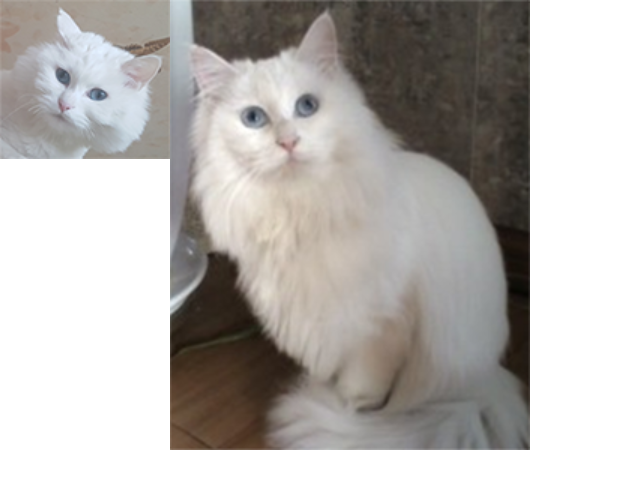
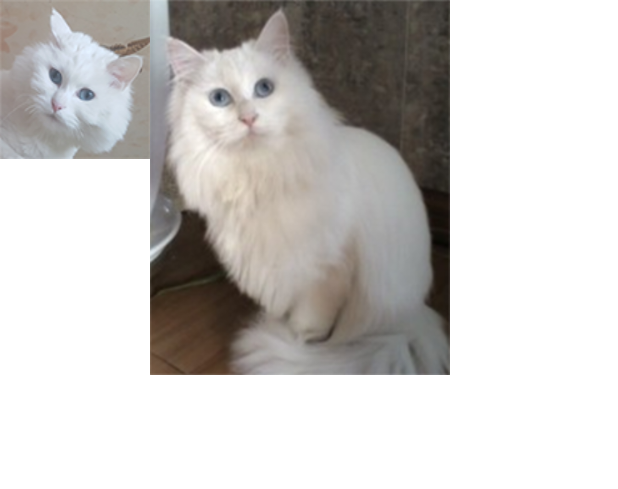
Before and after one commit to zxc88kr/jnu-mobile-application, an Android app: the layout activity_main.xml on its own in the app's theme, with its tools: preview values and no code run, on a phone screen of 412 x 824 dp. Shown: the top 489 px of the screen. Run offline under Robolectric (Android 15) with nearby library versions, the light colour scheme and no system bars.

Commit message:
feat: Change Image Positions

```diff
--- a/ex03/app/src/main/res/layout/activity_main.xml
+++ b/ex03/app/src/main/res/layout/activity_main.xml
@@ -1,6 +1,5 @@
 <?xml version="1.0" encoding="utf-8"?>
 <LinearLayout xmlns:android="http://schemas.android.com/apk/res/android"
-    xmlns:app="http://schemas.android.com/apk/res-auto"
     android:layout_width="match_parent"
     android:layout_height="match_parent"
     android:orientation="horizontal">
@@ -323,13 +322,15 @@
 
     <ImageView
         android:id="@+id/imageView1"
-        android:layout_width="wrap_content"
+        android:layout_width="100dp"
         android:layout_height="wrap_content"
+        android:scaleType="fitXY"
         android:src="@drawable/cat_small" />
 
     <ImageView
         android:id="@+id/imageView2"
-        android:layout_width="wrap_content"
+        android:layout_width="200dp"
         android:layout_height="wrap_content"
+        android:scaleType="fitStart"
         android:src="@drawable/cat_large" />
 </LinearLayout>
```
